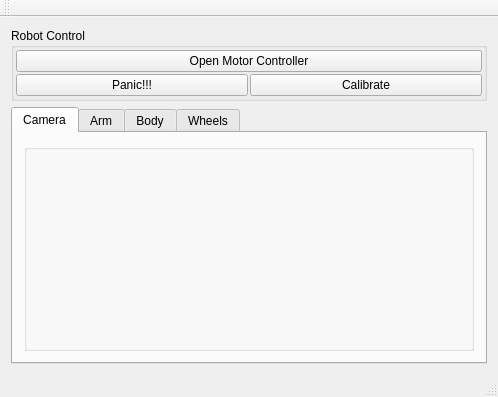
Above: RoboShell.ui from artm/biofame-robot before the change. Below: the same form after it.
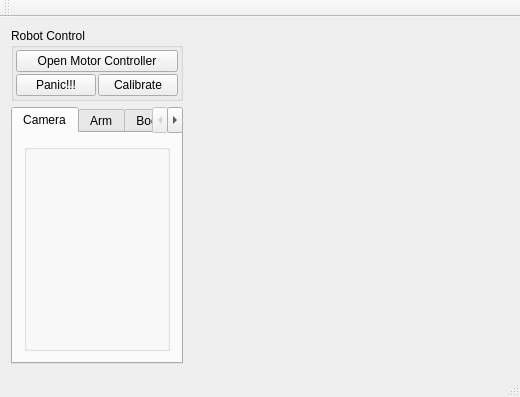
That is the form after the change. Custom widgets are drawn as their Qt base class.

Commit message: video input

Diff of the .ui file:
```diff
--- a/RoboShell.ui
+++ b/RoboShell.ui
@@ -14,8 +14,8 @@
    <string>RoboShell</string>
   </property>
   <widget class="QWidget" name="centralWidget">
-   <layout class="QVBoxLayout" name="verticalLayout">
-    <item>
+   <layout class="QGridLayout" name="gridLayout_2">
+    <item row="0" column="0">
      <widget class="QGroupBox" name="groupBox">
       <property name="title">
        <string>Robot Control</string>
@@ -54,7 +54,7 @@
       </layout>
      </widget>
     </item>
-    <item>
+    <item row="1" column="0">
      <widget class="QTabWidget" name="tabWidget">
       <property name="currentIndex">
        <number>0</number>
@@ -101,6 +101,19 @@
       </widget>
      </widget>
     </item>
+    <item row="0" column="1" rowspan="2">
+     <widget class="QLabel" name="video">
+      <property name="minimumSize">
+       <size>
+        <width>320</width>
+        <height>240</height>
+       </size>
+      </property>
+      <property name="text">
+       <string/>
+      </property>
+     </widget>
+    </item>
    </layout>
   </widget>
   <widget class="QMenuBar" name="menuBar">
```
The commit also changes 6 other files.
